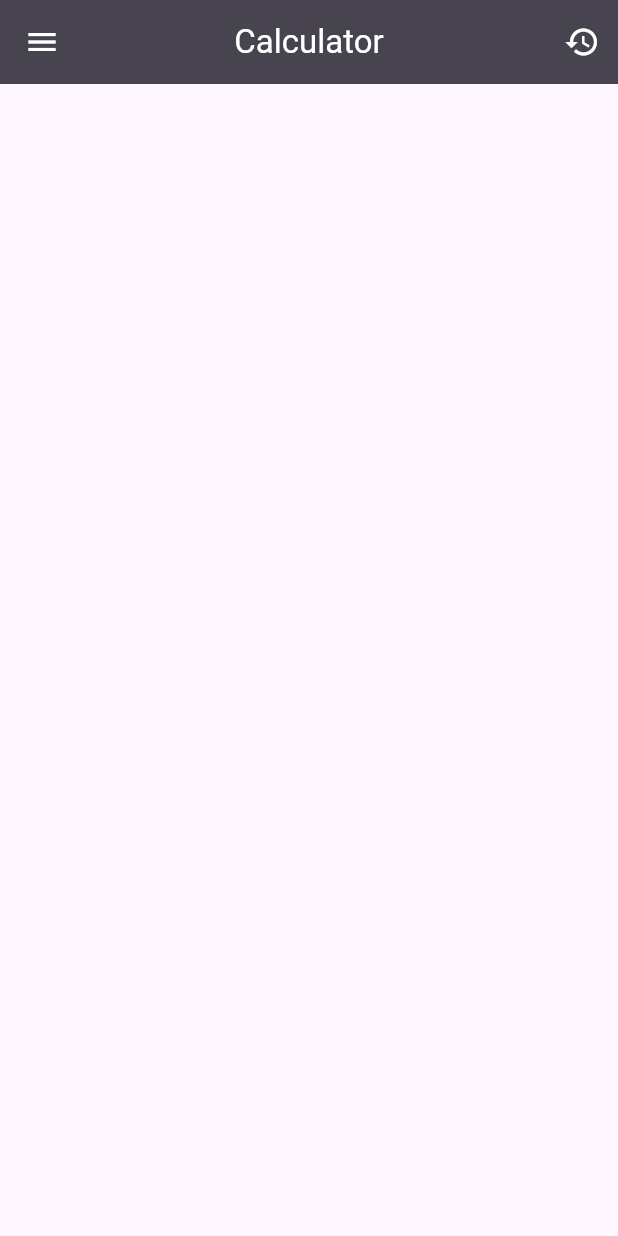
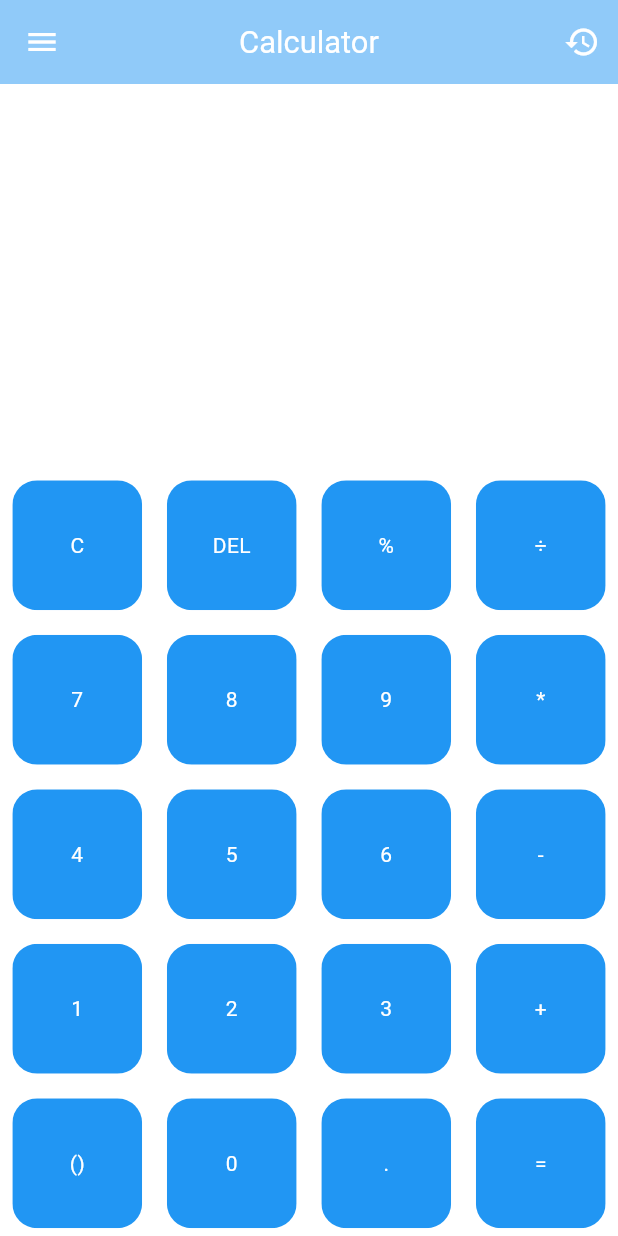
Before and after one commit to Jlara38/calculator_app, a Flutter app: the screen it shows after launch, on a phone screen of 412 x 824 dp. Run offline on Flutter 3.47's test engine with Material 3 defaults, Android fonts, the phone set to English and light mode, and no system bars.

Commit message:
Buttons for the calculator have been made.

```diff
--- /dev/null
+++ b/lib/buttons.dart
@@ -0,0 +1,29 @@
+import 'package:flutter/material.dart';
+
+class MyButton extends StatelessWidget {
+  final color;
+  final textColor;
+  final String buttonText;
+  final double screenWidth;
+  final double screenHeight;
+
+  MyButton({this.color, this.textColor, required this.buttonText, required this.screenWidth, required this.screenHeight});
+
+  @override
+  Widget build(BuildContext context) {
+
+    return Padding(
+      padding: EdgeInsets.all(screenWidth * 0.02),
+      child: ClipRRect(
+      borderRadius: BorderRadius.circular(screenWidth * 0.04),
+      child: Container(
+
+        color: color,
+        child: Center(
+          child: Text(buttonText, style: TextStyle(color: textColor)),
+        ),
+      ),
+    ),
+  );
+}
+}
--- a/lib/main.dart
+++ b/lib/main.dart
@@ -1,5 +1,6 @@
 import 'package:flutter/material.dart';
 import 'package:flutter/services.dart';
+import 'buttons.dart';
 
 void main() async {
   runApp(const MyApp());
@@ -12,6 +13,7 @@ class MyApp extends StatelessWidget {
   @override
   Widget build(BuildContext context) {
     return MaterialApp(
+      debugShowCheckedModeBanner: false,
       title: 'Calculator',
       theme: ThemeData(primarySwatch: Colors.grey),
 
@@ -44,6 +46,8 @@ class _MyHomePageState extends State<MyHomePage> {
       DeviceOrientation.portraitDown,
     ]);
     super.dispose();
+
+    // TextEditingController _calculationController = " ";
   }
 
   @override
@@ -51,10 +55,44 @@ class _MyHomePageState extends State<MyHomePage> {
     final double screenHeight = MediaQuery.of(context).size.height;
     final double screenWidth = MediaQuery.of(context).size.width;
 
+    // This list will later be used in order to later create the buttons
+    final List<String> buttons = [
+      'C',
+      'DEL',
+      '%',
+      '÷',
+      '7',
+      '8',
+      '9',
+      '*',
+      '4',
+      '5',
+      '6',
+      '-',
+      '1',
+      '2',
+      '3',
+      '+',
+      '()',
+      '0',
+      '.',
+      '=',
+    ];
+
     return Scaffold(
+      backgroundColor: Colors.transparent,
       appBar: AppBar(
-        title: Text('Calculator'),
-        centerTitle: true,
+        leading: IconButton(
+          icon: const Icon(Icons.menu),
+          tooltip: 'Menu I con',
+          onPressed: () {},
+        ),
+
+        title: Text(
+          'Calculator',
+          style: TextStyle(fontSize: screenWidth * 0.05),
+        ),
+
         actions: [
           IconButton(
             onPressed: () {},
@@ -64,23 +102,70 @@ class _MyHomePageState extends State<MyHomePage> {
           ),
         ],
 
-        backgroundColor: Colors.grey[800],
+        elevation: 0,
+        centerTitle: true,
+        backgroundColor: Colors.blue[200],
         foregroundColor: Colors.white,
-        elevation: 50.0,
 
-        leading: IconButton(
-          icon: const Icon(Icons.menu),
-          tooltip: 'Menu Icon',
-          onPressed: () {},
-        ),
+        systemOverlayStyle: SystemUiOverlayStyle.dark,
       ),
 
-      body: Center(
-        // Center is a layout widget. It takes a single child and positions it
-        // in the middle of the parent.
-        child: Column(
-          mainAxisAlignment: MainAxisAlignment.center,
-          children: [],
+      body: Column(
+        children: [
+          Expanded(child: Container()),
+          _createCalculatorButtons(buttons,screenHeight,screenWidth),
+        ],
+      ),
+    );
+  }
+
+  // Widget _createCalculationResultsWindow(
+  //   double screenWidth,
+  //   double screenHeight,
+  // ) {
+  //   return Container(
+  //     padding: EdgeInsets.all(screenWidth * 0.04),
+  //     height: screenHeight * 0.20,
+  //     decoration: BoxDecoration(
+  //       color: Colors.white,
+  //       borderRadius: BorderRadius.circular(screenWidth * 0.02),
+  //       border: Border.all(color: Colors.grey, width: 1),
+  //     ),
+  //     child: Row(
+  //       mainAxisAlignment: MainAxisAlignment.end,
+  //       children: [
+  //         Column(
+  //           mainAxisAlignment: MainAxisAlignment.spaceEvenly,
+  //           children: [
+  //             IconButton(
+  //               onPressed: () {},
+  //               icon: Icon(Icons.backspace, color: Colors.blue[200]),
+  //             ),
+  //           ],
+  //         ),
+  //       ],
+  //     ),
+  //   );
+  // }
+
+  Widget _createCalculatorButtons(List<String> buttons, double screenHeight, double screenWidth) {
+    return Expanded(
+      flex: 2,
+      child: Container(
+        child: GridView.builder(
+          itemCount: buttons.length,
+          gridDelegate: SliverGridDelegateWithFixedCrossAxisCount(
+            crossAxisCount: 4,
+          ),
+          itemBuilder: (BuildContext context, int index) {
+            return MyButton(
+              buttonText: buttons[index],
+              color: Colors.blue,
+              textColor: Colors.white,
+              screenHeight: screenHeight,
+              screenWidth: screenWidth,
+            );
+          },
         ),
       ),
     );
```
